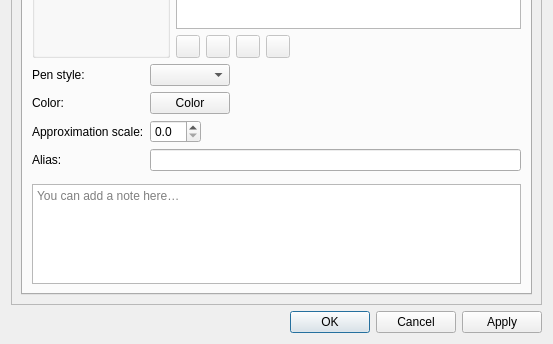
Above: src/libs/vtools/dialogs/tools/dialogsplinepath.ui from equinox-patterns/Ostara before the change; both pictures show x 0 to 553 and y 368 to 712 of the 553 by 712 pixel window. Below: the same form after it.
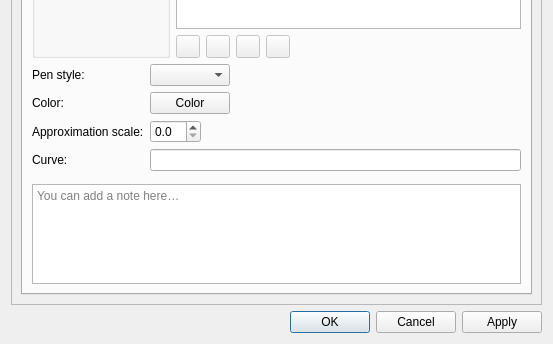
That is the form after the change. Icons and pictures are not drawn. Custom widgets are drawn as their Qt base class.

Commit message: Curve and arc naming: Curve_/Arc_/ElArc_ display, drop point-derived names

What changed in the file:
```diff
--- a/src/libs/vtools/dialogs/tools/dialogsplinepath.ui
+++ b/src/libs/vtools/dialogs/tools/dialogsplinepath.ui
@@ -329,7 +329,7 @@
              <item row="3" column="0">
               <widget class="QLabel" name="labelAlias">
                <property name="text">
-                <string>Alias:</string>
+                <string>Curve:</string>
                </property>
               </widget>
              </item>
```
The commit also changes 10 other files.
